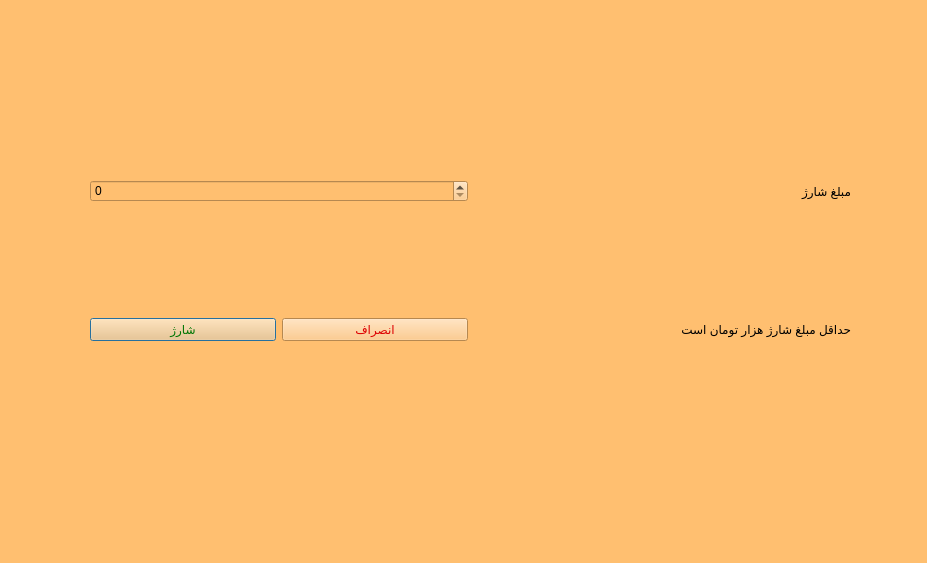
Qt form Project_Ap/topupwallet.ui (AP-projects-4001/metagoofill) before a commit.
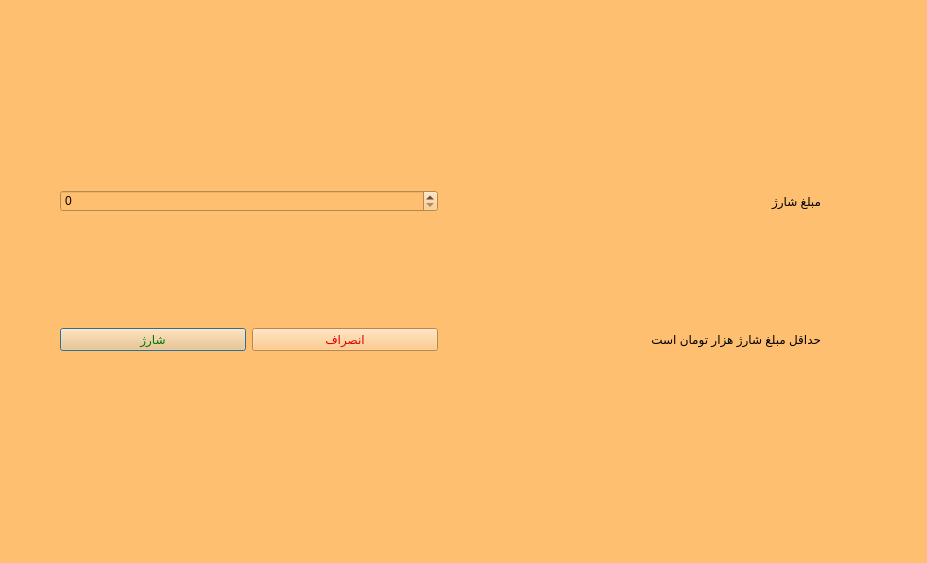
The same form after that commit.

Diff of the .ui file:
```diff
--- a/Project_Ap/topupwallet.ui
+++ b/Project_Ap/topupwallet.ui
@@ -19,8 +19,8 @@
   <widget class="QWidget" name="layoutWidget">
    <property name="geometry">
     <rect>
-     <x>90</x>
-     <y>70</y>
+     <x>60</x>
+     <y>80</y>
      <width>761</width>
      <height>381</height>
     </rect>
```
Left out of the diff: 2 changed lines with no effect on the pictures.
